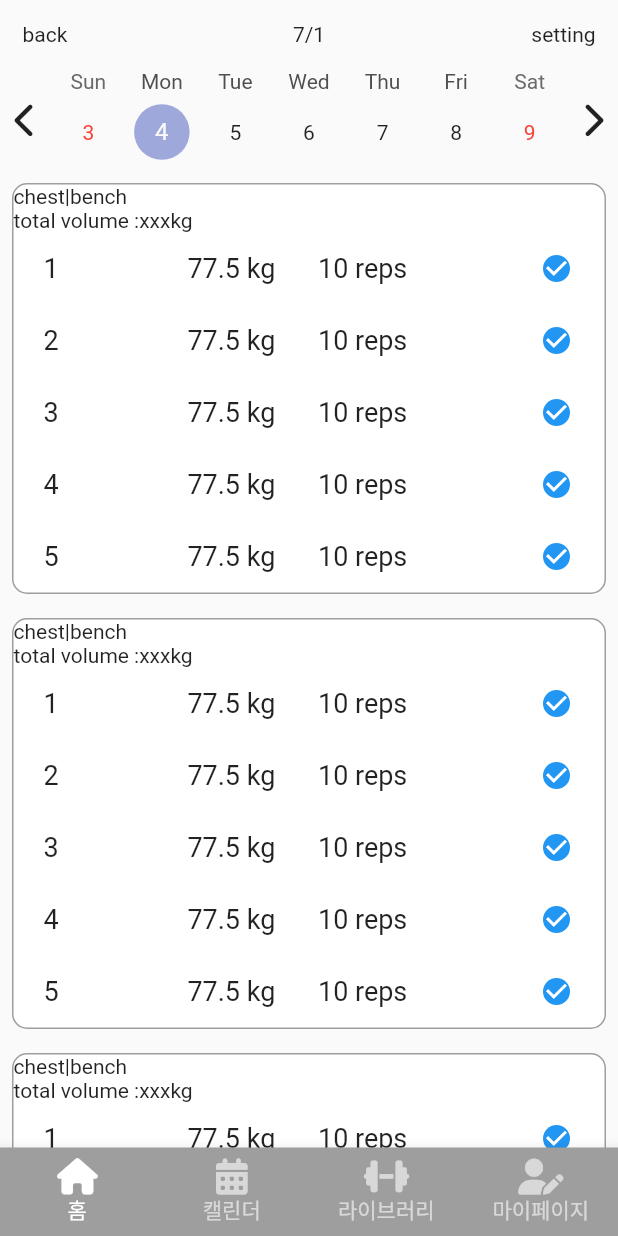
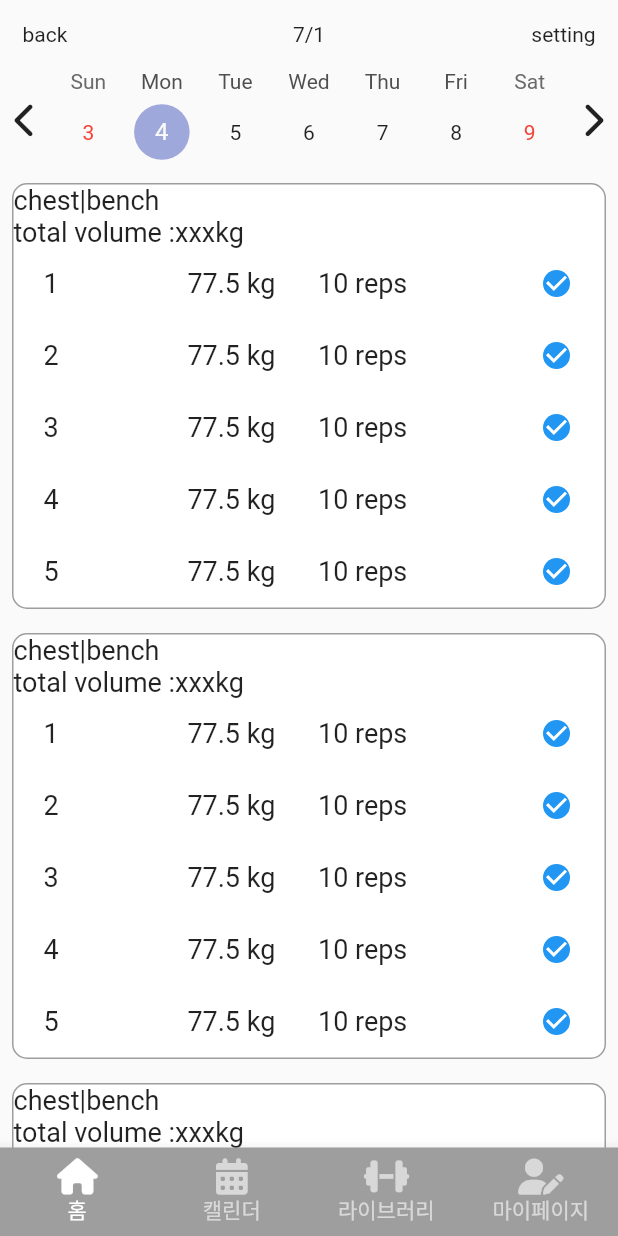
Before and after one commit to ssadakk/workout_history, a Flutter app: the screen it shows after launch, on a phone screen of 412 x 824 dp. Run offline on Flutter 3.47's test engine with Material 2 defaults, Android fonts, the phone set to English and light mode, and no system bars; drawn by our look-alikes of table_calendar; our stand-ins replace font_awesome_flutter, logger.

Commit message:
add constatns

```diff
--- a/lib/utils/constants.dart
+++ b/lib/utils/constants.dart
@@ -1,2 +1,14 @@
 
+import 'package:flutter/material.dart';
+
+
+//TextStyle
 const double cellFontSize = 18;
+
+const TextStyle cellTextStyle = TextStyle(fontSize: cellFontSize);
+
+
+// Alignment
+const Align alignCenterLeft = Align(alignment: Alignment.centerLeft,);
+const Align alignCenter = Align(alignment: Alignment.center,);
+const Align alignCenterRight = Align(alignment: Alignment.centerRight,);
--- a/lib/view/calendar/record_detail_card.dart
+++ b/lib/view/calendar/record_detail_card.dart
@@ -1,5 +1,6 @@
 import 'package:flutter/material.dart';
 import 'package:font_awesome_flutter/font_awesome_flutter.dart';
+import 'package:workout_history/utils/constants.dart';
 import 'package:workout_history/view/calendar/record_detail_row.dart';
 
 class RecordDetailCard extends StatelessWidget {
@@ -21,16 +22,16 @@ class RecordDetailCard extends StatelessWidget {
           children: [
             Row(
               children: [
-                Text('chest'),
-                Text('|'),
-                Text('bench'),
+                Text('chest', style: cellTextStyle,),
+                Text('|', style: cellTextStyle,),
+                Text('bench', style: cellTextStyle,),
               ],
             ),
             Row(
               children: [
-                Text('total volume '),
-                Text(':'),
-                Text('xxxkg'),
+                Text('total volume ', style: cellTextStyle,),
+                Text(':', style: cellTextStyle,),
+                Text('xxxkg', style: cellTextStyle,),
               ],
             ),
             ListView.builder(
--- a/lib/view/calendar/record_detail_row.dart
+++ b/lib/view/calendar/record_detail_row.dart
@@ -19,21 +19,15 @@ class RecordDetailRow extends StatelessWidget {
         children: [
           Expanded(
             child: Text('$_index',
-                style: const TextStyle(
-                  fontSize: cellFontSize,
-                )),
+                style: cellTextStyle),
           ),
           Expanded(
             child: Text(' $_weight kg',
-                style: const TextStyle(
-                  fontSize: cellFontSize,
-                )),
+                style: cellTextStyle),
           ),
           Expanded(
             child: Text('$_reps reps',
-                style: const TextStyle(
-                  fontSize: cellFontSize,
-                )),
+                style: cellTextStyle),
           ),
           Expanded(
               child: Align(
```
Also changed, not shown: lib/view/calendar/record_simple_cell.dart (+3 -9 lines).
